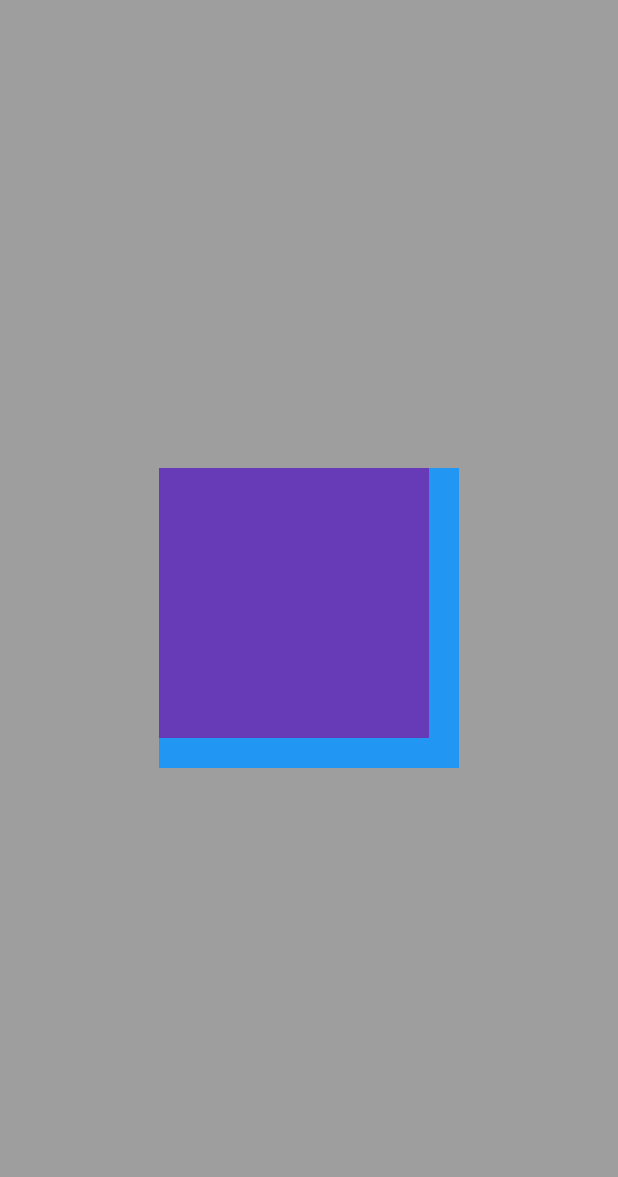
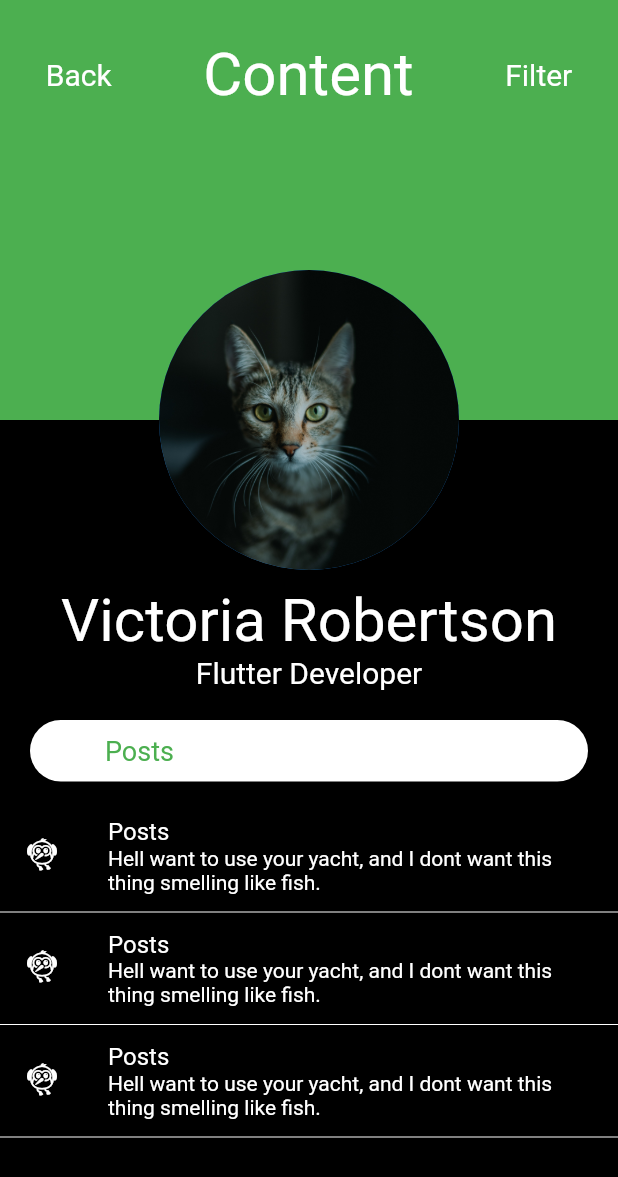
Before and after one commit to therokibul/ab02009, a Flutter app: the screen it shows after launch, on a phone screen of 412 x 824 dp. Shown: the top 1177 px of the screen. Run offline on Flutter 3.47's test engine with Material 2 defaults, Android fonts, the phone set to English and light mode, and no system bars.

Commit message:
day15_B completed

```diff
--- a/lib/main.dart
+++ b/lib/main.dart
@@ -1,10 +1,6 @@
-// ignore_for_file: prefer_const_constructors, prefer_const_literals_to_create_immutables
-
 import 'package:flutter/material.dart';
 
-void main() {
-  runApp(const MyApp());
-}
+void main() => runApp(MyApp());
 
 class MyApp extends StatelessWidget {
   const MyApp({Key? key}) : super(key: key);
@@ -14,7 +10,14 @@ class MyApp extends StatelessWidget {
     return MaterialApp(
       debugShowCheckedModeBanner: false,
       home: Scaffold(
-        backgroundColor: Colors.grey,
+        backgroundColor: Colors.black,
+        // appBar: AppBar(
+        //   backgroundColor: Colors.white,
+        //   title: Text(
+        //     'Layout',
+        //     style: TextStyle(color: Colors.black),
+        //   ),
+        // ),
         body: HomePage(),
       ),
     );
@@ -31,24 +34,140 @@ class HomePage extends StatefulWidget {
 class _HomePageState extends State<HomePage> {
   @override
   Widget build(BuildContext context) {
-    return Center(
-      child: Stack(
-        children: [
-          Container(
-            height: 200,
-            width: 200,
-            color: Colors.blue,
+    return ListView(
+      children: [
+        Stack(
+          clipBehavior: Clip.none,
+          alignment: Alignment.center,
+          children: [
+            Container(
+              padding: EdgeInsets.only(bottom: 180),
+              color: Colors.green,
+              height: 280,
+              child: Row(
+                mainAxisAlignment: MainAxisAlignment.spaceAround,
+                children: [
+                  Text(
+                    'Back',
+                    style: TextStyle(fontSize: 20, color: Colors.white),
+                  ),
+                  Text(
+                    'Content',
+                    style: TextStyle(fontSize: 40, color: Colors.white),
+                  ),
+                  Text(
+                    'Filter',
+                    style: TextStyle(fontSize: 20, color: Colors.white),
+                  ),
+                ],
+              ),
+            ),
+            Positioned(
+              top: 180,
+              child: CircleAvatar(
+                radius: 100,
+                backgroundImage: AssetImage('images/lash.jpg'),
+              ),
+            ),
+          ],
+        ),
+        SizedBox(
+          height: 110,
+        ),
+        Text(
+          'Victoria Robertson',
+          textAlign: TextAlign.center,
+          style: TextStyle(color: Colors.white, fontSize: 40),
+        ),
+        Text(
+          'Flutter Developer',
+          textAlign: TextAlign.center,
+          style: TextStyle(color: Colors.white, fontSize: 20),
+        ),
+        Container(
+          margin: EdgeInsets.symmetric(vertical: 20, horizontal: 20),
+          padding: EdgeInsets.fromLTRB(50, 10, 0, 10),
+          decoration: BoxDecoration(
+            borderRadius: BorderRadius.circular(25),
+            color: Colors.white,
           ),
-          Container(
-            height: 180,
-            width: 180,
-            color: Colors.deepPurple,
+          child: Text(
+            'Posts',
+            textAlign: TextAlign.start,
+            style: TextStyle(color: Colors.green, fontSize: 18),
           ),
-          Positioned(
-            top: 200,
-            child: )
-        ],
-      ),
+        ),
+        ListTile(
+          leading: Icon(
+            Icons.flutter_dash_outlined,
+            color: Colors.white,
+          ),
+          title: Text(
+            'Posts',
+            textAlign: TextAlign.start,
+            style: TextStyle(
+              color: Colors.white,
+            ),
+          ),
+          subtitle: Text(
+            'Hell want to use your yacht, and I dont want this thing smelling like fish.',
+            textAlign: TextAlign.start,
+            style: TextStyle(
+              color: Colors.white,
+            ),
+          ),
+        ),
+        Divider(
+           color: Colors.white,
+        ),
+        ListTile(
+          leading: Icon(
+            Icons.flutter_dash_outlined,
+            color: Colors.white,
+          ),
+          title: Text(
+            'Posts',
+            textAlign: TextAlign.start,
+            style: TextStyle(
+              color: Colors.white,
+            ),
+          ),
+          subtitle: Text(
+            'Hell want to use your yacht, and I dont want this thing smelling like fish.',
+            textAlign: TextAlign.start,
+            style: TextStyle(
+              color: Colors.white,
+            ),
+          ),
+        ),
+        Divider(
+
+          color: Colors.white,
+        ),
+        ListTile(
+          leading: Icon(
+            Icons.flutter_dash_outlined,
+            color: Colors.white,
+          ),
+          title: Text(
+            'Posts',
+            textAlign: TextAlign.start,
+            style: TextStyle(
+              color: Colors.white,
+            ),
+          ),
+          subtitle: Text(
+            'Hell want to use your yacht, and I dont want this thing smelling like fish.',
+            textAlign: TextAlign.start,
+            style: TextStyle(
+              color: Colors.white,
+            ),
+          ),
+        ),
+        Divider(
+          color: Colors.white,
+        ),
+      ],
     );
   }
 }
--- a/pubspec.yaml
+++ b/pubspec.yaml
@@ -58,9 +58,8 @@ flutter:
   uses-material-design: true
 
   # To add assets to your application, add an assets section, like this:
-  # assets:
-  #   - images/a_dot_burr.jpeg
-  #   - images/a_dot_ham.jpeg
+  assets:
+    - images/
 
   # An image asset can refer to one or more resolution-specific "variants", see
   # https://flutter.dev/assets-and-images/#resolution-aware.
```
Also changed, not shown: images/lash.jpg (added).
